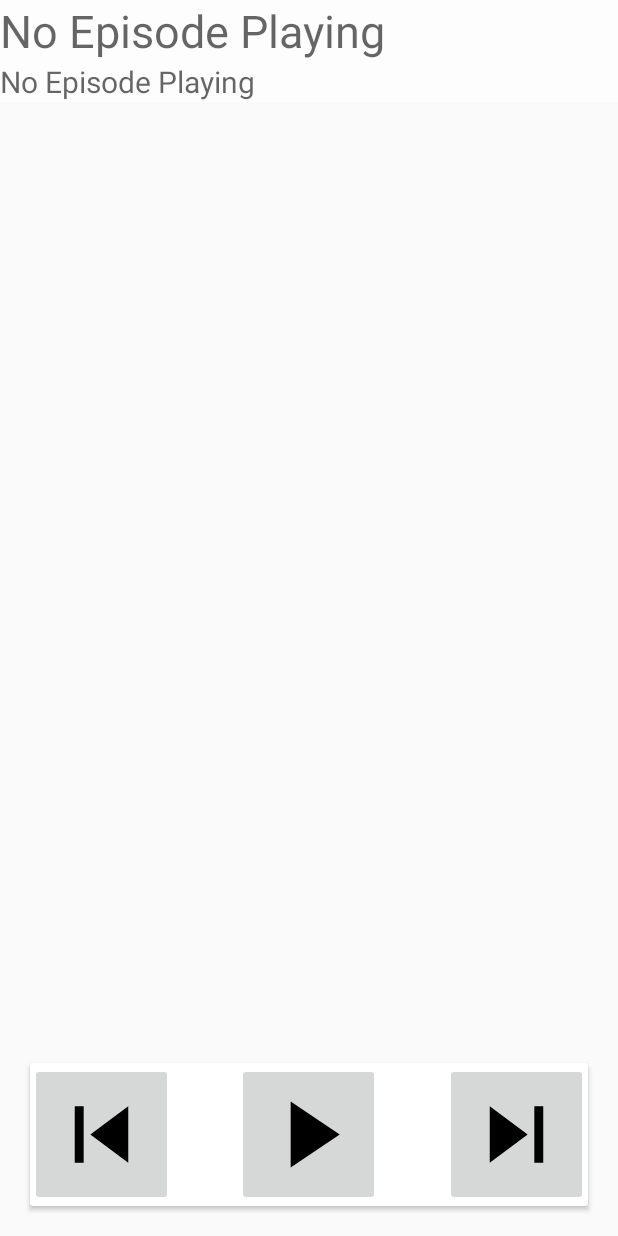
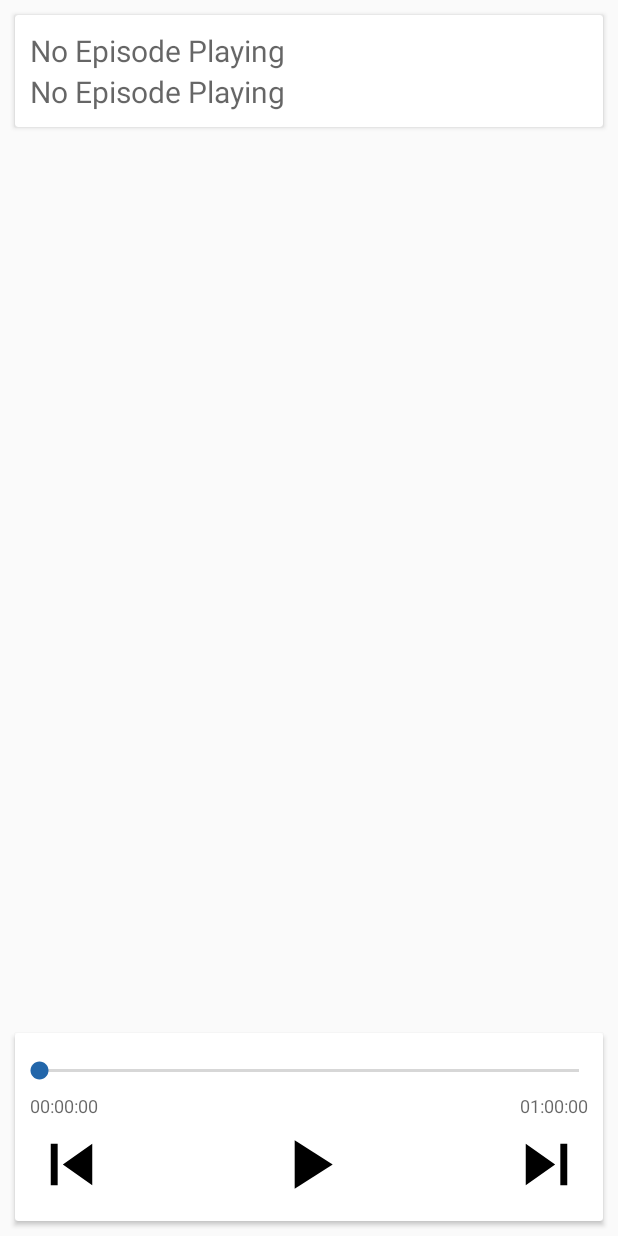
Before and after one commit to aliceneubert/echo_podcasts, an Android app: the fragment PlayerFragment shown on its own in the app's theme, after a tap on an icon or button, on a phone screen of 412 x 824 dp. Run offline under Robolectric (Android 15) with nearby library versions, the phone set to English and light mode, and no system bars.

```diff
--- a/build.gradle
+++ b/build.gradle
@@ -7,7 +7,7 @@ buildscript {
         jcenter()
     }
     dependencies {
-        classpath 'com.android.tools.build:gradle:3.1.0'
+        classpath 'com.android.tools.build:gradle:3.1.1'
         classpath "org.jetbrains.kotlin:kotlin-gradle-plugin:$kotlin_version"
 
         // NOTE: Do not place your application dependencies here; they belong
--- a/mobile/build.gradle
+++ b/mobile/build.gradle
@@ -8,7 +8,7 @@ android {
     compileSdkVersion 26
     defaultConfig {
         applicationId "com.zacneubert.echo"
-        minSdkVersion 23
+        minSdkVersion 26
         targetSdkVersion 26
         versionCode 1
         versionName "1.0"
--- a/mobile/src/main/java/com/zacneubert/echo/models/Episode.kt
+++ b/mobile/src/main/java/com/zacneubert/echo/models/Episode.kt
@@ -12,4 +12,8 @@ public class Episode(podcast: Podcast, file: File) : Serializable {
     fun getUri() : Uri {
         return Uri.fromFile(file)
     }
+
+    fun getStopTimeKey() : String {
+        return file.absolutePath + "__" + podcast.title + "__STOPPED_TIME"
+    }
 }
--- a/mobile/src/main/java/com/zacneubert/echo/models/Podcast.kt
+++ b/mobile/src/main/java/com/zacneubert/echo/models/Podcast.kt
@@ -3,7 +3,7 @@ package com.zacneubert.echo.models
 import java.io.File
 import java.io.Serializable
 
-public class Podcast(folder: File) : Serializable {
+public class Podcast(val folder: File) : Serializable {
     val title: String = folder.name
     val description: String = "Description"
 
--- a/mobile/src/main/java/com/zacneubert/echo/player/PlayerFragment.kt
+++ b/mobile/src/main/java/com/zacneubert/echo/player/PlayerFragment.kt
@@ -10,6 +10,7 @@ import android.view.View
 import android.view.ViewGroup
 import android.widget.ImageButton
 import android.widget.RelativeLayout
+import android.widget.SeekBar
 import android.widget.TextView
 import com.zacneubert.echo.R
 import com.zacneubert.echo.models.Episode
@@ -22,6 +23,9 @@ class PlayerFragment : Fragment(), OnMediaStateChangeListener {
     private lateinit var playButton: ImageButton
     private lateinit var skipBackButton: ImageButton
     private lateinit var skipForwardButton: ImageButton
+    private lateinit var seekBar: SeekBar
+    private lateinit var seekProgress: TextView
+    private lateinit var seekMaximum: TextView
 
     private var uiTimer: Timer = Timer()
     private var handler: Handler = Handler()
@@ -41,36 +45,47 @@ class PlayerFragment : Fragment(), OnMediaStateChangeListener {
         showTitle = rootView.findViewById(R.id.player_show_title)
         episodeTitle = rootView.findViewById(R.id.player_episode_title)
         playButton = rootView.findViewById(R.id.player_play)
+        skipBackButton = rootView.findViewById(R.id.player_skip_back)
+        skipForwardButton = rootView.findViewById(R.id.player_skip_forward)
+        seekBar = rootView.findViewById(R.id.player_seek_bar)
+        seekProgress = rootView.findViewById(R.id.player_progress_text)
+        seekMaximum = rootView.findViewById(R.id.player_progress_max)
 
-        MediaPlayerService.mediaPlayerService?.apply {
-            onMediaStateChange(this)
+        playButton.setOnClickListener {
+            MediaPlayerService.mediaPlayerService?.togglePlaying()
         }
 
-        playButton.setOnClickListener {
-            MediaPlayerService.mediaPlayerService?.apply {
-                this.togglePlaying()
-            }
+        skipBackButton.setOnClickListener {
+            MediaPlayerService.mediaPlayerService?.skipBackward()
         }
 
-        skipBackButton = rootView.findViewById(R.id.player_skip_back)
-        skipBackButton.setOnClickListener {
-            MediaPlayerService.mediaPlayerService?.apply {
-                this.skipBackward()
-            }
+        skipForwardButton.setOnClickListener {
+            MediaPlayerService.mediaPlayerService?.skipForward()
         }
 
-        skipForwardButton = rootView.findViewById(R.id.player_skip_forward)
-        skipForwardButton.setOnClickListener {
-            MediaPlayerService.mediaPlayerService?.apply {
-                this.skipForward()
+        seekBar.setOnSeekBarChangeListener(object : SeekBar.OnSeekBarChangeListener {
+            override fun onStartTrackingTouch(seekBar: SeekBar?) {
+
             }
-        }
+
+            override fun onStopTrackingTouch(seekBar: SeekBar?) {
+
+            }
+
+            override fun onProgressChanged(seekBar: SeekBar?, progress: Int, fromUser: Boolean) {
+                if (fromUser) {
+                    MediaPlayerService.mediaPlayerService?.apply {
+                        seekTo(progress)
+                    }
+                }
+            }
+        })
 
         uiTimer = Timer()
         uiTimer.schedule(object : TimerTask() {
             override fun run() {
                 if (MediaPlayerService.mediaPlayerService != null) {
-                    onMediaStateChange(MediaPlayerService.mediaPlayerService!!)
+                    MediaPlayerService.mediaPlayerService?.addStateListener(this@PlayerFragment)
                     uiTimer.cancel()
                     uiTimer.purge()
                 }
@@ -82,36 +97,43 @@ class PlayerFragment : Fragment(), OnMediaStateChangeListener {
 
     override fun onResume() {
         super.onResume()
-        MediaPlayerService.mediaPlayerService?.apply {
-            mediaStateChangeListeners.add(this@PlayerFragment)
-        }
+        MediaPlayerService.mediaPlayerService?.addStateListener(this)
     }
 
     override fun onPause() {
         super.onPause()
-        MediaPlayerService.mediaPlayerService?.apply {
-            if (mediaStateChangeListeners.contains(this@PlayerFragment)) {
-                mediaStateChangeListeners.remove(this@PlayerFragment)
-            }
-        }
+        MediaPlayerService.mediaPlayerService?.removeStateListener(this)
     }
 
-    fun onMediaStateChange(mediaPlayerService: MediaPlayerService) {
-        onMediaStateChange(mediaPlayerService.mediaPlayer, mediaPlayerService.episode)
+    fun longToTime(progress: Int): String {
+        val totalSeconds = progress / 1000
+        val seconds = totalSeconds % 60
+        val totalMinutes = totalSeconds / 60
+        val minutes = totalMinutes % 60
+        val hours = totalMinutes / 60
+
+        return if (hours > 0) "%02d:%02d:%02d".format(hours, minutes, seconds) else "%02d:%02d".format(minutes, seconds)
     }
 
     override fun onMediaStateChange(mediaPlayer: MediaPlayer, episode: Episode) {
         handler.post({
-            backgroundLayout.background = activity.getDrawable(R.drawable.smash)
+            backgroundLayout.background = activity?.getDrawable(R.drawable.smash)
 
             if (mediaPlayer.isPlaying) {
-                playButton.setImageDrawable(activity.getDrawable(R.drawable.ic_pause_black_24dp))
+                playButton.setImageDrawable(activity?.getDrawable(R.drawable.ic_pause_black_24dp))
             } else {
-                playButton.setImageDrawable(activity.getDrawable(R.drawable.ic_play_arrow_black_24dp))
+                playButton.setImageDrawable(activity?.getDrawable(R.drawable.ic_play_arrow_black_24dp))
             }
 
             showTitle.text = episode.podcast.title
             episodeTitle.text = episode.title
+
+            seekBar.max = mediaPlayer.duration
+            seekBar.progress = mediaPlayer.currentPosition
+
+            seekMaximum.text = longToTime(mediaPlayer.duration)
+            seekProgress.text = longToTime(mediaPlayer.currentPosition)
+
         })
     }
 }
--- a/mobile/src/main/res/layout/fragment_player.xml
+++ b/mobile/src/main/res/layout/fragment_player.xml
@@ -4,10 +4,16 @@
     android:layout_width="match_parent"
     android:layout_height="match_parent">
 
+    <android.support.v7.widget.CardView
+        android:layout_width="match_parent"
+        android:layout_height="wrap_content"
+        android:layout_alignParentTop="true"
+        android:layout_margin="10dp">
+
         <LinearLayout
             android:layout_width="match_parent"
             android:layout_height="wrap_content"
-        android:background="@color/somewhat_transparent"
+            android:layout_margin="10dp"
             android:orientation="vertical">
 
             <TextView
@@ -15,7 +21,8 @@
                 android:layout_width="match_parent"
                 android:layout_height="wrap_content"
                 android:hint="No Episode Playing"
-            android:textSize="30sp" />
+                android:textColor="@color/black"
+                android:textSize="20sp" />
 
             <TextView
                 android:id="@+id/player_show_title"
@@ -25,42 +32,78 @@
                 android:textSize="20sp" />
 
         </LinearLayout>
+    </android.support.v7.widget.CardView>
 
     <android.support.v7.widget.CardView
         android:layout_width="match_parent"
         android:layout_height="wrap_content"
         android:layout_alignParentBottom="true"
-        android:layout_margin="20dp"
-        android:padding="20dp">
+        android:layout_margin="10dp">
 
         <RelativeLayout
             android:layout_width="match_parent"
-            android:layout_height="match_parent">
+            android:layout_height="105dp"
+            android:layout_marginBottom="@dimen/player_card_controls_margin"
+            android:layout_marginTop="@dimen/player_card_controls_margin">
+
+            <TextView
+                android:id="@+id/player_progress_text"
+                android:layout_width="wrap_content"
+                android:layout_height="wrap_content"
+                android:layout_alignParentStart="true"
+                android:layout_below="@id/player_seek_bar"
+                android:layout_marginStart="@dimen/player_card_controls_margin"
+                android:hint="00:00:00"
+                android:textSize="@dimen/player_seek_text_size" />
+
+            <SeekBar
+                android:id="@+id/player_seek_bar"
+                android:layout_width="match_parent"
+                android:layout_height="30dp"
+                android:layout_alignParentTop="true" />
+
+            <TextView
+                android:id="@+id/player_progress_max"
+                android:layout_width="wrap_content"
+                android:layout_height="wrap_content"
+                android:layout_alignParentEnd="true"
+                android:layout_below="@id/player_seek_bar"
+                android:layout_marginEnd="@dimen/player_card_controls_margin"
+                android:hint="01:00:00"
+                android:textSize="@dimen/player_seek_text_size" />
 
             <ImageButton
                 android:id="@+id/player_skip_back"
-                android:layout_width="95dp"
-                android:layout_height="95dp"
+                android:layout_width="@dimen/media_button_size"
+                android:layout_height="@dimen/media_button_size"
+                android:layout_alignParentBottom="true"
                 android:layout_alignParentStart="true"
+                android:layout_marginStart="@dimen/player_card_controls_margin"
                 android:adjustViewBounds="true"
+                android:background="@color/transparent"
                 android:scaleType="fitXY"
                 android:src="@drawable/ic_skip_previous_black_24dp" />
 
             <ImageButton
                 android:id="@+id/player_play"
-                android:layout_width="95dp"
-                android:layout_height="95dp"
+                android:layout_width="@dimen/media_button_size"
+                android:layout_height="@dimen/media_button_size"
+                android:layout_alignParentBottom="true"
                 android:layout_centerInParent="true"
                 android:adjustViewBounds="true"
+                android:background="@color/transparent"
                 android:scaleType="fitXY"
                 android:src="@drawable/ic_play_arrow_black_24dp" />
 
             <ImageButton
                 android:id="@+id/player_skip_forward"
-                android:layout_width="95dp"
-                android:layout_height="95dp"
+                android:layout_width="@dimen/media_button_size"
+                android:layout_height="@dimen/media_button_size"
+                android:layout_alignParentBottom="true"
                 android:layout_alignParentEnd="true"
+                android:layout_marginEnd="@dimen/player_card_controls_margin"
                 android:adjustViewBounds="true"
+                android:background="@color/transparent"
                 android:scaleType="fitXY"
                 android:src="@drawable/ic_skip_next_black_24dp" />
         </RelativeLayout>
--- a/mobile/src/main/res/menu/navigation.xml
+++ b/mobile/src/main/res/menu/navigation.xml
@@ -3,17 +3,17 @@
 
     <item
         android:id="@+id/podcasts"
-        android:icon="@drawable/ic_home_black_24dp"
+        android:icon="@drawable/ic_list_black_24dp"
         android:title="@string/title_podcasts" />
 
     <item
         android:id="@+id/now_playing"
-        android:icon="@drawable/ic_dashboard_black_24dp"
+        android:icon="@drawable/echo_logo_placeholder"
         android:title="@string/title_now_playing" />
 
     <item
         android:id="@+id/settings"
-        android:icon="@drawable/ic_notifications_black_24dp"
+        android:icon="@drawable/ic_settings_black_24dp"
         android:title="@string/title_settings" />
 
 </menu>
--- a/mobile/src/main/res/values/colors.xml
+++ b/mobile/src/main/res/values/colors.xml
@@ -1,11 +1,13 @@
 <?xml version="1.0" encoding="utf-8"?>
 <resources>
-    <color name="colorPrimary">#3F51B5</color>
-    <color name="colorPrimaryDark">#303F9F</color>
-    <color name="colorAccent">#FF4081</color>
+    <color name="colorPrimary">#2266AA</color>
+    <color name="colorPrimaryDark">#BBBBBB</color>
+    <color name="colorAccent">#2266AA</color>
 
     <color name="textDark">#99333333</color>
     <color name="textLight">#99666666</color>
     <color name="somewhat_transparent">#AAFFFFFF</color>
+    <color name="transparent">#FFFFFFFF</color>
     <color name="white">#FFFFFF</color>
+    <color name="black">#000000</color>
 </resources>
--- a/mobile/src/main/res/values/dimens.xml
+++ b/mobile/src/main/res/values/dimens.xml
@@ -2,5 +2,8 @@
     <!-- Default screen margins, per the Android Design guidelines. -->
     <dimen name="activity_horizontal_margin">16dp</dimen>
     <dimen name="activity_vertical_margin">16dp</dimen>
+    <dimen name="media_button_size">55dp</dimen>
+    <dimen name="player_seek_text_size">12sp</dimen>
+    <dimen name="player_card_controls_margin">10dp</dimen>
 
 </resources>
```
Also changed, not shown: mobile/src/main/AndroidManifest.xml (+6 -11 lines), mobile/src/main/java/com/zacneubert/echo/MyAudioService.kt (deleted, +0 -123 lines), mobile/src/main/java/com/zacneubert/echo/player/MediaIntentReceiver.kt (+10 -18 lines), mobile/src/main/java/com/zacneubert/echo/player/MediaPlayerService.kt (+265 -30 lines), mobile/src/main/res/drawable/ic_settings_black_24dp.xml (added, +9 -0 lines). Lines whose indentation alone changed are shown as unchanged.
